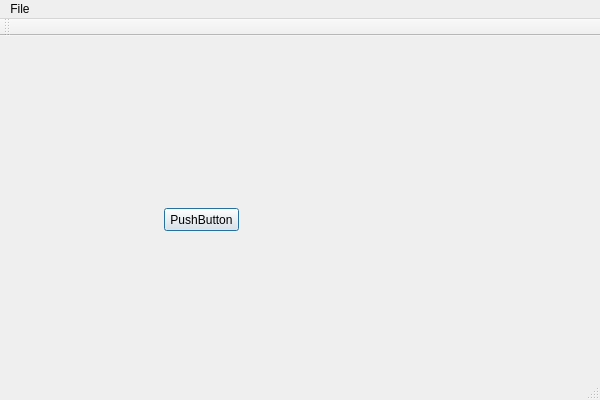
Above: doorfail.BubbleEdit.qtUI/Editor.ui from philipbraatz/BubbleEdit before the change. Below: the same form after it.
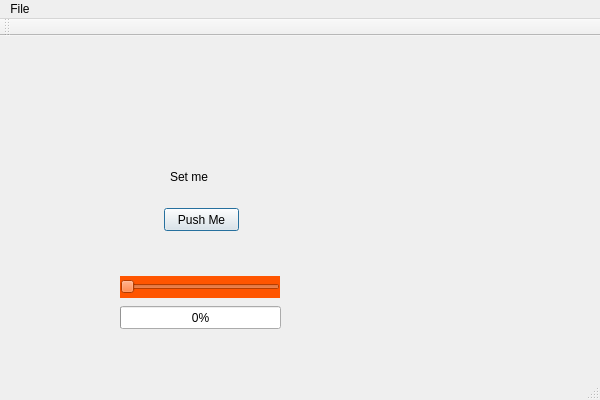
That is the form after the change.

```diff
--- a/doorfail.BubbleEdit.qtUI/Editor.ui
+++ b/doorfail.BubbleEdit.qtUI/Editor.ui
@@ -24,12 +24,58 @@
      </rect>
     </property>
     <property name="text">
-     <string>PushButton</string>
+     <string>Push Me</string>
     </property>
     <property name="default">
      <bool>true</bool>
     </property>
    </widget>
+   <widget class="QLabel" name="lblTest">
+    <property name="geometry">
+     <rect>
+      <x>170</x>
+      <y>130</y>
+      <width>61</width>
+      <height>21</height>
+     </rect>
+    </property>
+    <property name="text">
+     <string>Set me</string>
+    </property>
+   </widget>
+   <widget class="QSlider" name="hslider">
+    <property name="geometry">
+     <rect>
+      <x>120</x>
+      <y>240</y>
+      <width>160</width>
+      <height>22</height>
+     </rect>
+    </property>
+    <property name="styleSheet">
+     <string notr="true">background-color: rgb(255, 85, 0);
+font: 28pt &quot;MS Shell Dlg 2&quot;;</string>
+    </property>
+    <property name="maximum">
+     <number>100</number>
+    </property>
+    <property name="orientation">
+     <enum>Qt::Horizontal</enum>
+    </property>
+   </widget>
+   <widget class="QProgressBar" name="progBar">
+    <property name="geometry">
+     <rect>
+      <x>120</x>
+      <y>270</y>
+      <width>161</width>
+      <height>23</height>
+     </rect>
+    </property>
+    <property name="value">
+     <number>0</number>
+    </property>
+   </widget>
   </widget>
   <widget class="QMenuBar" name="menuBar">
    <property name="geometry">
```
Left out of the diff: 59 changed lines with no effect on the pictures.
